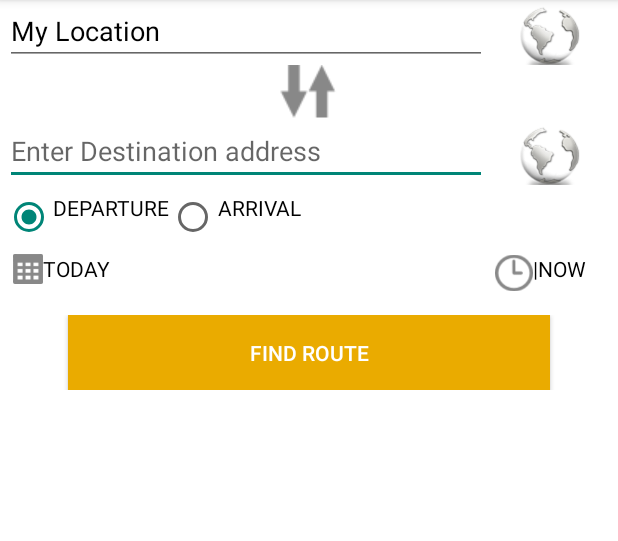
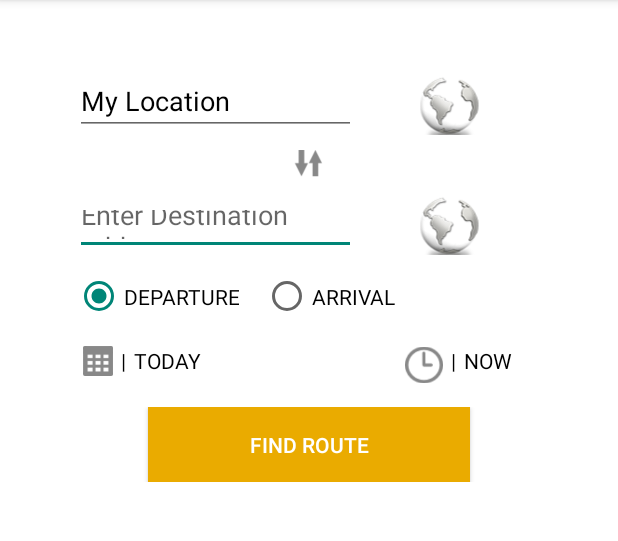
Before and after one commit to amanpdyadav/turkuroutefinder, an Android app: the screen it shows after launch (MainActivity), on a phone screen of 412 x 824 dp, the part 84-625 px from its top. Run offline under Robolectric (Android 15) with nearby library versions, the phone set to English and light mode, and no system bars; libraries missing offline, so code that uses them is left out: net.sf.json; 2 statements that could not run were skipped.

```diff
--- a/app/src/main/res/layout/activity_main.xml
+++ b/app/src/main/res/layout/activity_main.xml
@@ -1,4 +1,5 @@
 <android.support.v4.widget.DrawerLayout xmlns:android="http://schemas.android.com/apk/res/android"
+    xmlns:tools="http://schemas.android.com/tools"
     android:id="@+id/drawer_layout"
     android:layout_width="match_parent"
     android:layout_height="match_parent"
@@ -13,7 +14,7 @@
                 android:layout_width="match_parent"
                 android:layout_height="wrap_content"
                 android:orientation="vertical"
-                android:padding="3dp"
+                android:layout_margin="50dp"
                 android:stretchColumns="0" >
 
                 <TableRow
@@ -30,7 +31,6 @@
                         android:layout_weight="1"
                         android:bufferType="normal"
                         android:imeOptions="actionSearch"
-                        android:singleLine="true"
                         android:gravity="left"
                         android:textColor="#000000" >
                     </AutoCompleteTextView>
@@ -57,6 +57,8 @@
                         android:id="@+id/change_img"
                         android:layout_width="40dp"
                         android:layout_height="40dp"
+                        android:paddingTop="10dp"
+                        android:paddingBottom="10dp"
                         android:clickable="true"
                         android:gravity="center"
                         android:src="@drawable/switch_img" />
@@ -74,7 +76,6 @@
                         android:gravity="left"
                         android:bufferType="normal"
                         android:imeOptions="actionSearch"
-                        android:singleLine="true"
                         android:textColor="#000000" >
                     </AutoCompleteTextView>
 
@@ -99,7 +100,8 @@
                         android:id="@+id/radio_btngroup"
                         android:layout_width="match_parent"
                         android:layout_height="wrap_content"
-                        android:paddingTop="5dp"
+                        android:paddingTop="10dp"
+                        android:paddingBottom="10dp"
                         android:checkedButton="@+id/radio_depart"
                         android:orientation="horizontal" >
 
@@ -107,15 +109,16 @@
                             android:id="@+id/radio_depart"
                             android:layout_width="wrap_content"
                             android:layout_height="35dp"
-                            android:gravity="left"
-                            android:textColor="#000000" />
+                            android:gravity="center"
+                            android:textAppearance="@style/TextAppearance.AppCompat.Body1" />
 
                         <RadioButton
                             android:id="@+id/radio_arrival"
                             android:layout_width="wrap_content"
                             android:layout_height="35dp"
-                            android:gravity="right"
-                            android:textColor="#000000" />
+                            android:gravity="center"
+                            android:textColor="#000000"
+                            android:layout_marginLeft="@dimen/activity_vertical_margin" />
                     </RadioGroup>
 <!--                 </TableRow> -->
 
@@ -139,6 +142,15 @@
                             android:src="@drawable/calendar" />
 
                         <TextView
+                            android:layout_width="wrap_content"
+                            android:layout_height="20dp"
+                            android:gravity="center"
+                            android:paddingLeft="5dip"
+                            android:paddingRight="5dip"
+                            android:text="@string/divider_string"
+                            android:textColor="#000000" />
+
+                        <TextView
                             android:id="@+id/set_date_text"
                             android:layout_width="wrap_content"
                             android:layout_height="wrap_content"
@@ -152,6 +164,7 @@
                         android:layout_height="wrap_content"
                         android:orientation="horizontal"
                         android:clickable="true"
+                        android:paddingRight="30dip"
                         android:gravity="right">
 
                         <ImageView
@@ -164,6 +177,8 @@
                             android:layout_width="wrap_content"
                             android:layout_height="20dp"
                             android:gravity="center"
+                            android:paddingLeft="5dip"
+                            android:paddingRight="5dip"
                             android:text="@string/divider_string"
                             android:textColor="#000000" />
 
```
Also changed, not shown: app/build.gradle (+7 -7 lines), app/src/main/java/com/turku/route/FetchData.java (+7 -9 lines), app/src/main/java/com/turku/route/RouteView.java (+38 -38 lines), app/src/main/assets/fonts/Langdon.otf (added), app/src/main/assets/fonts/OpenSans-Bold.ttf (added), app/src/main/assets/fonts/OpenSans-ExtraBold.ttf (added), app/src/main/assets/fonts/OpenSans-Regular.ttf (added), app/src/main/assets/fonts/OpenSans-Semibold.ttf (added).
